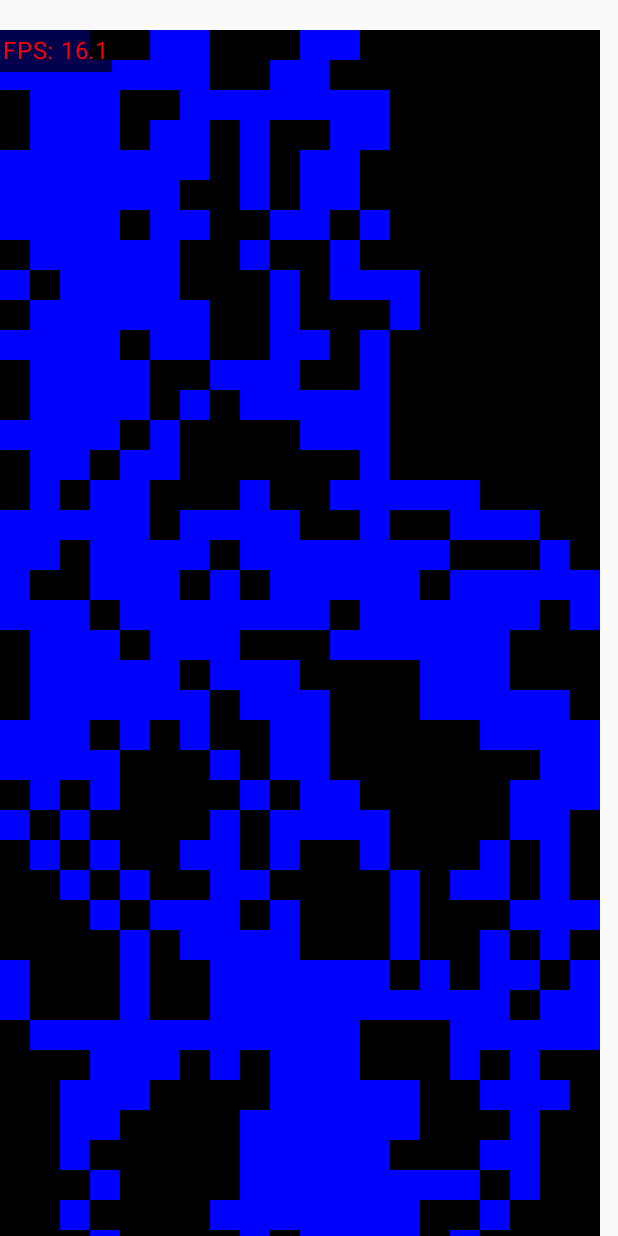
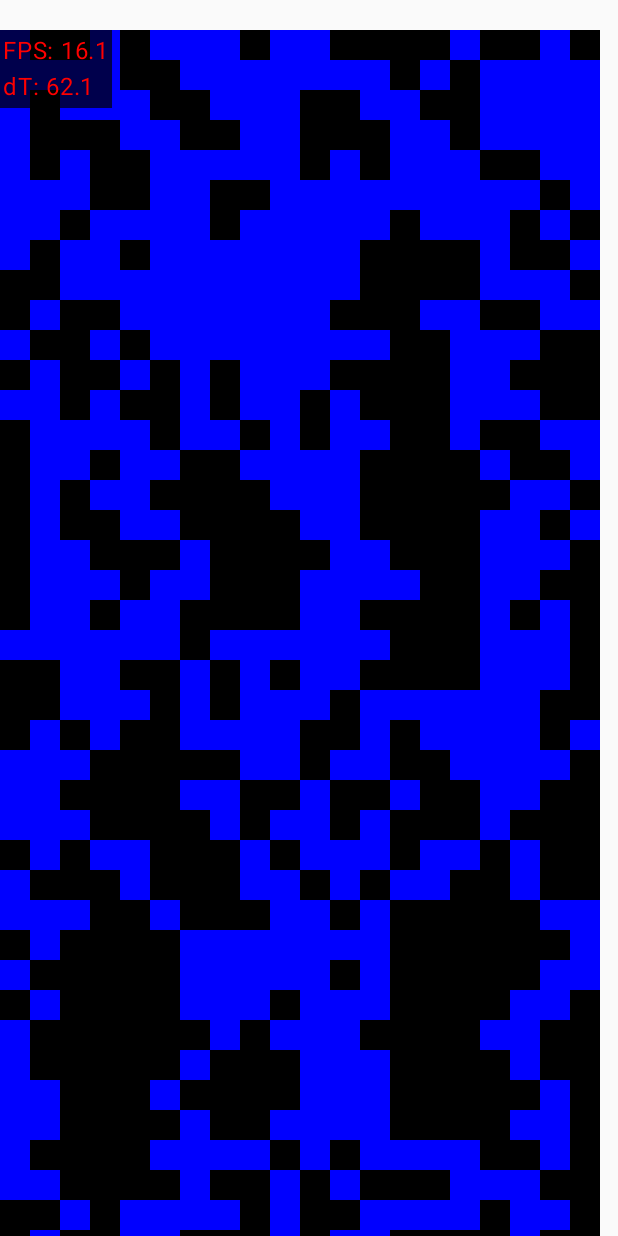
Before and after one commit to daltwizney/kollie, an Android app built with Jetpack Compose: the screen it shows after launch (MainActivity), on a phone screen of 412 x 824 dp. Run offline under Robolectric (Android 15) with nearby library versions, the light colour scheme and no system bars.

Commit message:
got frame time added!

```diff
--- a/app/src/main/java/com/wizneylabs/kollie/MainActivity.kt
+++ b/app/src/main/java/com/wizneylabs/kollie/MainActivity.kt
@@ -93,6 +93,41 @@
 }
 
 @Composable
+fun DebugUI(viewModel: PathfinderAppViewModel) {
+
+    Column(modifier = Modifier
+        .offset(x = 0.dp, y = 20.dp)
+        .background(Color.Black.copy(alpha = 0.7f))
+        .padding(2.dp, 2.dp)
+        .clearAndSetSemantics {  },
+    ) {
+        val fps = viewModel.fps.value;
+        val frameTime = viewModel.frameTime.value * 1000;
+
+        var fpsColor = Color.Red;
+
+        if (fps > 58.0f)
+        {
+            fpsColor = Color.Green;
+        }
+        else if (fps > 50.0f)
+        {
+            fpsColor = Color.Yellow;
+        }
+
+        Text(
+            text = "FPS: ${("%.1f").format(fps)}",
+            modifier = Modifier,
+            color = fpsColor,
+        );
+
+        Text(text = "dT: ${("%.1f").format(frameTime) }",
+            modifier = Modifier,
+            color = fpsColor);
+    }
+}
+
+@Composable
 fun MazeRenderer(viewModel: PathfinderAppViewModel,
                  cellSizePx: Int) {
 
@@ -100,10 +135,10 @@
 
         while (true) {
 
-            withFrameNanos { frameTimeNanos ->
+            withFrameNanos { timeNanos ->
 
                 // Your update code here
-                viewModel.updateGame(frameTimeNanos / 1_000_000_000f);
+                viewModel.updateGame(timeNanos / 1_000_000_000f);
 
 //                Log.d("MazeRenderer", "frame count = ${viewModel.frameCounter.value}");
 //                Log.d("MazeRenderer", "frame time = ${viewModel.frameTime}");
@@ -172,29 +207,6 @@
             }
         }
 
-        Column(modifier = Modifier
-            .offset(x = 0.dp, y = 20.dp)
-            .background(Color.Black.copy(alpha = 0.7f))
-            .padding(2.dp, 2.dp)
-            .clearAndSetSemantics {  },
-        ) {
-            val fps = viewModel.fps.value;
-            var fpsColor = Color.Red;
-
-            if (fps > 58.0f)
-            {
-                fpsColor = Color.Green;
-            }
-            else if (fps > 50.0f)
-            {
-                fpsColor = Color.Yellow;
-            }
-
-            Text(
-                text = "FPS: ${("%.1f").format(fps)}",
-                modifier = Modifier,
-                color = fpsColor,
-            );
-        }
+        DebugUI(viewModel);
     }
 }
--- a/app/src/main/java/com/wizneylabs/kollie/PathfinderAppViewModel.kt
+++ b/app/src/main/java/com/wizneylabs/kollie/PathfinderAppViewModel.kt
@@ -9,6 +9,7 @@
 import androidx.lifecycle.ViewModelProvider
 import com.wizneylabs.kollie.input.InputManager
 import com.wizneylabs.kollie.pathfinder.Maze
+import com.wizneylabs.kollie.utils.SlidingWindow
 
 class PathfinderAppViewModelFactory(
     private val width: Int,
@@ -22,27 +23,6 @@
             width, height, horizontalWalks, verticalWalks
         ) as T;
     }
-}
-
-class SlidingWindow<T>(val maxSize: Int) {
-    val deque = ArrayDeque<T>(maxSize)
-
-    fun add(item: T) {
-        if (deque.size >= maxSize) {
-            deque.removeFirst()
-        }
-        deque.addLast(item)
-    }
-
-    fun first(): T {
-        return deque.first();
-    }
-
-    fun last(): T {
-        return deque.last();
-    }
-
-    fun getItems(): List<T> = deque.toList()
 }
 
 class PathfinderAppViewModel(
@@ -70,28 +50,28 @@
 
     var frameCounter = mutableStateOf(0L);
 
-    var frameTime = 0.0f;
+    var timeSeconds = 0.0f;
 
     var fps = mutableStateOf(0.0f);
-
-    private var _fps =  0.0f;
+    var frameTime = mutableStateOf(0.0f);
 
     private var _frameBuffer = SlidingWindow<Float>(120);
 
     private var _debug = true;
 
-    fun updateGame(frameTimeSeconds: Float) {
+    fun updateGame(timeSeconds: Float) {
 
-        this.frameTime = frameTimeSeconds;
+        this.timeSeconds = timeSeconds;
         frameCounter.value++;
 
         if (_debug) {
 
-            _frameBuffer.add(this.frameTime);
+            _frameBuffer.add(this.timeSeconds);
 
-            if (frameCounter.value % 30L == 0L) {
+            if (frameCounter.value % 60L == 0L) {
 
                 fps.value = _frameBuffer.maxSize / (_frameBuffer.last() - _frameBuffer.first());
+                frameTime.value = 1.0f/fps.value;
             }
 
             Log.d(TAG, "fps = ${fps.value}");
--- /dev/null
+++ b/app/src/main/java/com/wizneylabs/kollie/utils/SlidingWindow.kt
@@ -0,0 +1,22 @@
+package com.wizneylabs.kollie.utils
+
+class SlidingWindow<T>(val maxSize: Int) {
+    val deque = ArrayDeque<T>(maxSize)
+
+    fun add(item: T) {
+        if (deque.size >= maxSize) {
+            deque.removeFirst()
+        }
+        deque.addLast(item)
+    }
+
+    fun first(): T {
+        return deque.first();
+    }
+
+    fun last(): T {
+        return deque.last();
+    }
+
+    fun getItems(): List<T> = deque.toList()
+}
```
